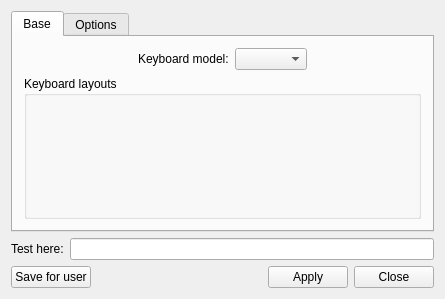
This is src-qt5/pc-syskeyboard/mainwindow.ui in trueos/pcbsd as Qt 5 draws it before an edit. The edited form follows.
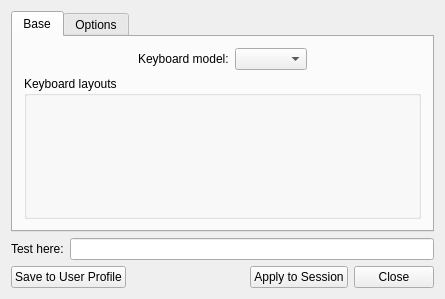
This is the edited form. Icons and pictures are not drawn. Custom widgets are drawn as their Qt base class.

Commit message: Clean up the text/tooltips on the save/apply buttons in pc-syskeyboard. This makes it a bit more clear about what each button does.

Patch:
```diff
--- a/src-qt5/pc-syskeyboard/mainwindow.ui
+++ b/src-qt5/pc-syskeyboard/mainwindow.ui
@@ -145,7 +145,7 @@
       <item>
        <widget class="QPushButton" name="saveUserBtn">
         <property name="text">
-         <string>Save for user</string>
+         <string>Save to User Profile</string>
         </property>
        </widget>
       </item>
@@ -165,7 +165,7 @@
       <item>
        <widget class="QPushButton" name="applyBtn">
         <property name="text">
-         <string>Apply</string>
+         <string>Apply to Session</string>
         </property>
        </widget>
       </item>
```
Left out of the diff: 12 changed lines with no effect on the pictures.
